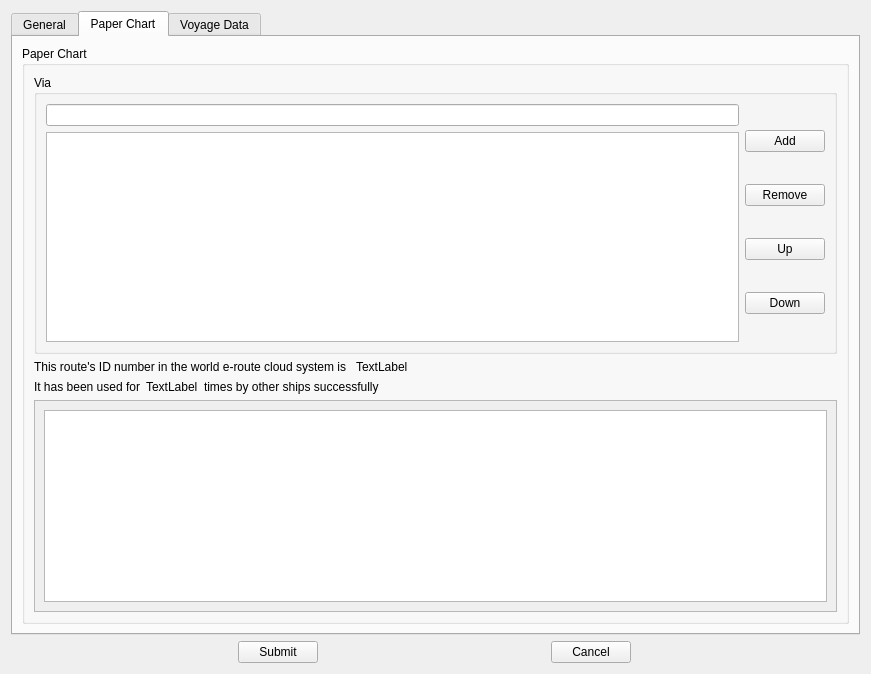
Above: QtUi/loadRoute.ui from heavenlxj/emgui before the change. Below: the same form after it.
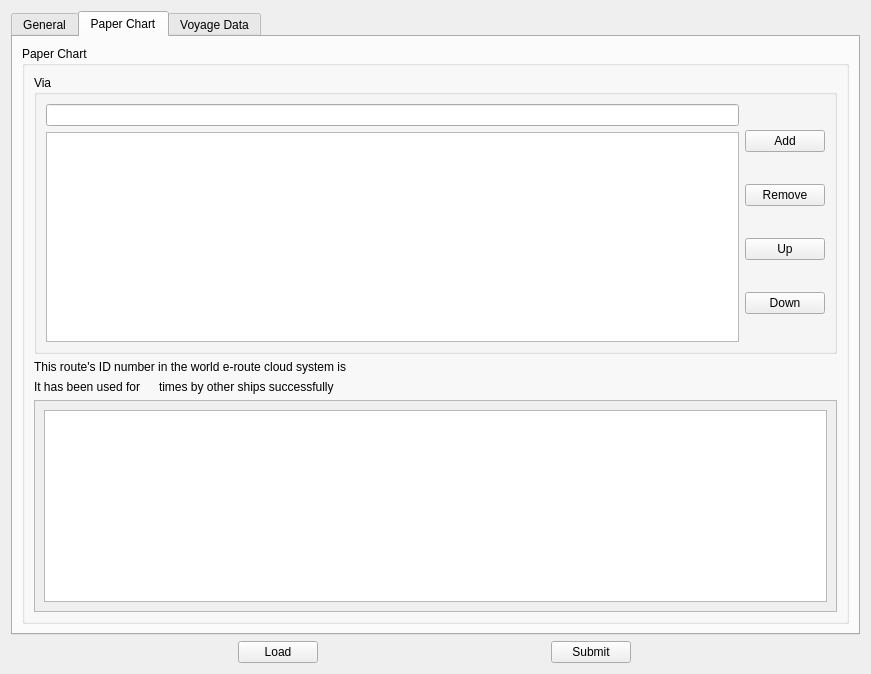
That is the form after the change. The open tabs and pages were chosen to show the change.

```diff
--- a/QtUi/loadRoute.ui
+++ b/QtUi/loadRoute.ui
@@ -720,7 +720,7 @@
             <item>
              <widget class="QLabel" name="route_id_number_label">
               <property name="text">
-               <string>TextLabel</string>
+               <string/>
               </property>
              </widget>
             </item>
@@ -750,7 +750,7 @@
                </sizepolicy>
               </property>
               <property name="text">
-               <string>TextLabel</string>
+               <string/>
               </property>
              </widget>
             </item>
@@ -1307,7 +1307,7 @@
    <item>
     <layout class="QHBoxLayout" name="horizontalLayout_2">
      <item>
-      <widget class="QPushButton" name="submit_btn">
+      <widget class="QPushButton" name="load_btn">
        <property name="sizePolicy">
         <sizepolicy hsizetype="Fixed" vsizetype="Fixed">
          <horstretch>0</horstretch>
@@ -1315,12 +1315,12 @@
         </sizepolicy>
        </property>
        <property name="text">
-        <string>Submit</string>
+        <string>Load</string>
        </property>
       </widget>
      </item>
      <item>
-      <widget class="QPushButton" name="cancel_btn">
+      <widget class="QPushButton" name="submit_btn">
        <property name="sizePolicy">
         <sizepolicy hsizetype="Fixed" vsizetype="Fixed">
          <horstretch>0</horstretch>
@@ -1328,7 +1328,7 @@
         </sizepolicy>
        </property>
        <property name="text">
-        <string>Cancel</string>
+        <string>Submit</string>
        </property>
       </widget>
      </item>
```
Left out of the diff: 8 changed lines with no effect on the pictures.
